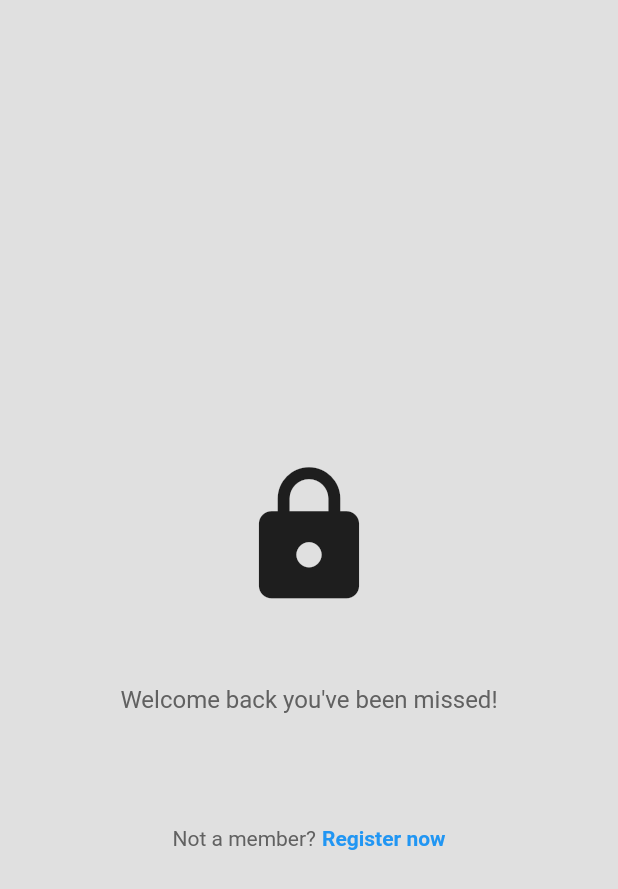
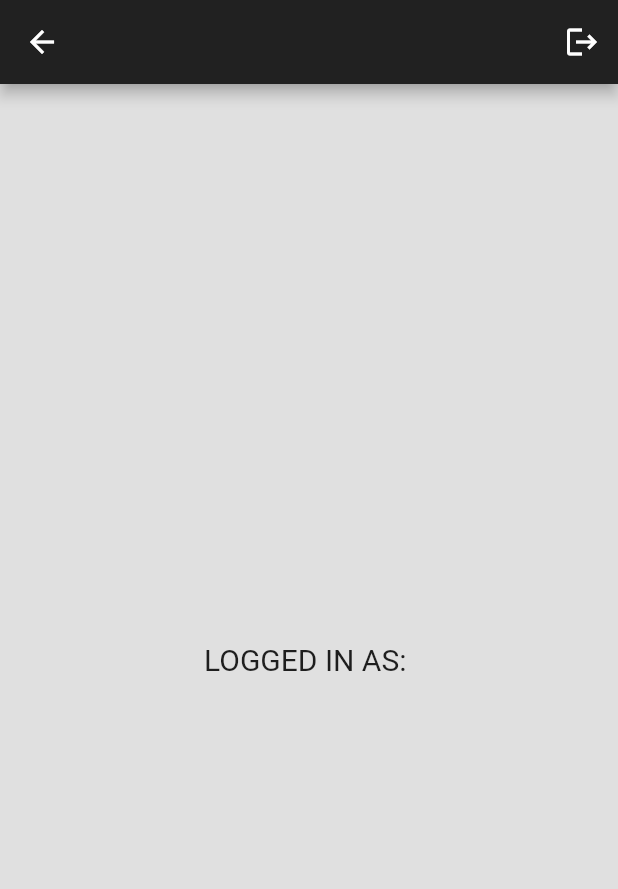
Before and after one commit to FrameGoesBRUH/ScheduleX, a Flutter app: the AuthPage screen opened directly, on a phone screen of 412 x 824 dp. Shown: the top 889 px of the screen. Run offline on Flutter 3.47's test engine with Material 2 defaults, Android fonts, the phone set to English and light mode, and no system bars; our stand-ins replace firebase_auth, firebase_core; accounts and stored records are empty.

Commit message:
LoginRegister Fix 3

```diff
--- a/lib/pages/auth/auth_page.dart
+++ b/lib/pages/auth/auth_page.dart
@@ -1,9 +1,7 @@
-import 'dart:math';
-
 import 'package:firebase_auth/firebase_auth.dart';
 import 'package:flutter/material.dart';
-import 'package:schedulex/pages/auth/login_register.dart';
-import 'package:schedulex/pages/home/home.dart';
+import '../home/home.dart';
+import 'login_register.dart';
 //import 'home_page.dart';
 
 class AuthPage extends StatelessWidget {
@@ -17,8 +15,7 @@ class AuthPage extends StatelessWidget {
         builder: (context, snapshot) {
           // user is logged in
           if (snapshot.hasData) {
-            debugPrint("dfgg");
-            return const HomePage();
+            return HomePage();
           }
 
           // user is NOT logged in
--- a/lib/pages/home/home.dart
+++ b/lib/pages/home/home.dart
@@ -1,73 +1,34 @@
+import 'package:firebase_auth/firebase_auth.dart';
 import 'package:flutter/material.dart';
 
-class HomePage extends StatefulWidget {
-  const HomePage({super.key});
+class HomePage extends StatelessWidget {
+  HomePage({super.key});
 
-  @override
-  State<HomePage> createState() => _HomePageState();
-}
+  final user = FirebaseAuth.instance.currentUser!;
 
-class _HomePageState extends State<HomePage> {
+  // sign user out method
+  void signUserOut() {
+    FirebaseAuth.instance.signOut();
+  }
+
   @override
   Widget build(BuildContext context) {
     return Scaffold(
       backgroundColor: Colors.grey[300],
-      body: SafeArea(
-        child: Center(
-          child: SingleChildScrollView(
-            child: Column(
-              mainAxisAlignment: MainAxisAlignment.center,
-              children: [
-                const SizedBox(height: 50),
-
-                // logo
-                const Icon(
-                  Icons.lock,
-                  size: 100,
-                ),
-
-                const SizedBox(height: 50),
-
-                // welcome back, you've been missed!
-                Text(
-                  'Welcome back you\'ve been missed!',
-                  style: TextStyle(
-                    color: Colors.grey[700],
-                    fontSize: 16,
-                  ),
-                ),
-
-                const SizedBox(height: 25),
-
-                // email textfield
-
-                const SizedBox(height: 50),
-
-                // not a member? register now
-                Row(
-                  mainAxisAlignment: MainAxisAlignment.center,
-                  children: [
-                    Text(
-                      'Not a member?',
-                      style: TextStyle(color: Colors.grey[700]),
-                    ),
-                    const SizedBox(width: 4),
-                    GestureDetector(
-                      child: const Text(
-                        'Register now',
-                        style: TextStyle(
-                          color: Colors.blue,
-                          fontWeight: FontWeight.bold,
-                        ),
-                      ),
-                    ),
-                  ],
-                )
-              ],
-            ),
-          ),
-        ),
+      appBar: AppBar(
+        backgroundColor: Colors.grey[900],
+        actions: [
+          IconButton(
+            onPressed: signUserOut,
+            icon: const Icon(Icons.logout),
+          )
+        ],
       ),
+      body: Center(
+          child: Text(
+        "LOGGED IN AS: ${user.email!}",
+        style: const TextStyle(fontSize: 20),
+      )),
     );
   }
 }
```
Also changed, not shown: lib/pages/auth/components/my_textfield.dart (+25 -11 lines), lib/pages/auth/login.dart (+46 -36 lines), lib/pages/auth/register.dart (+32 -23 lines).
